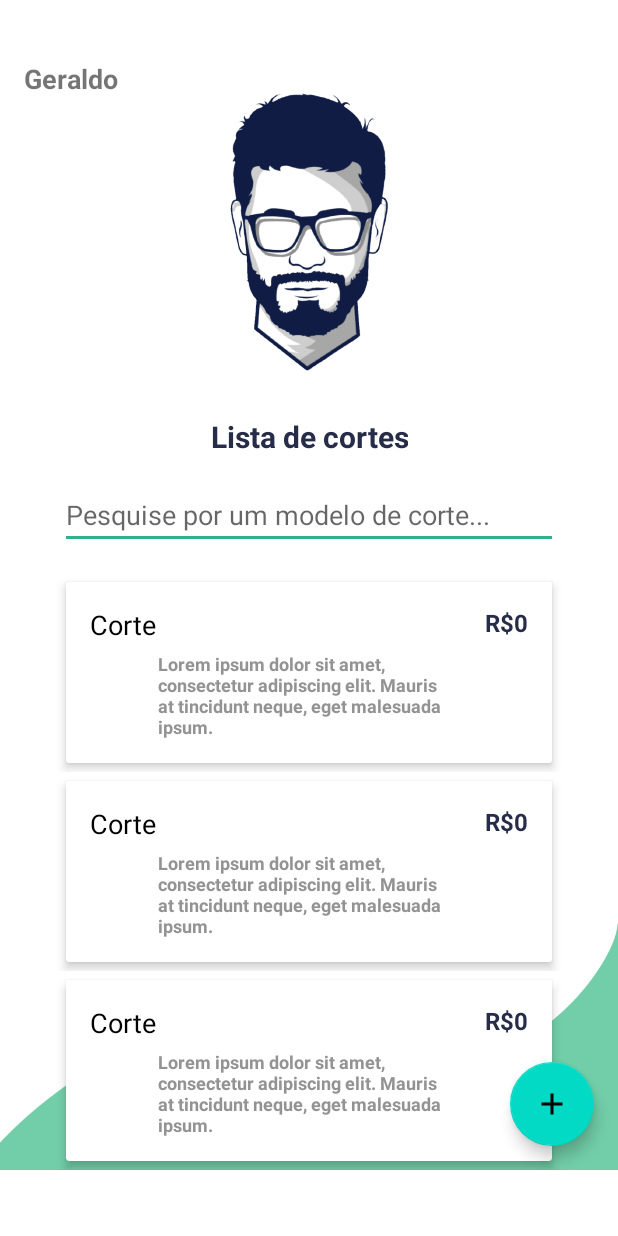
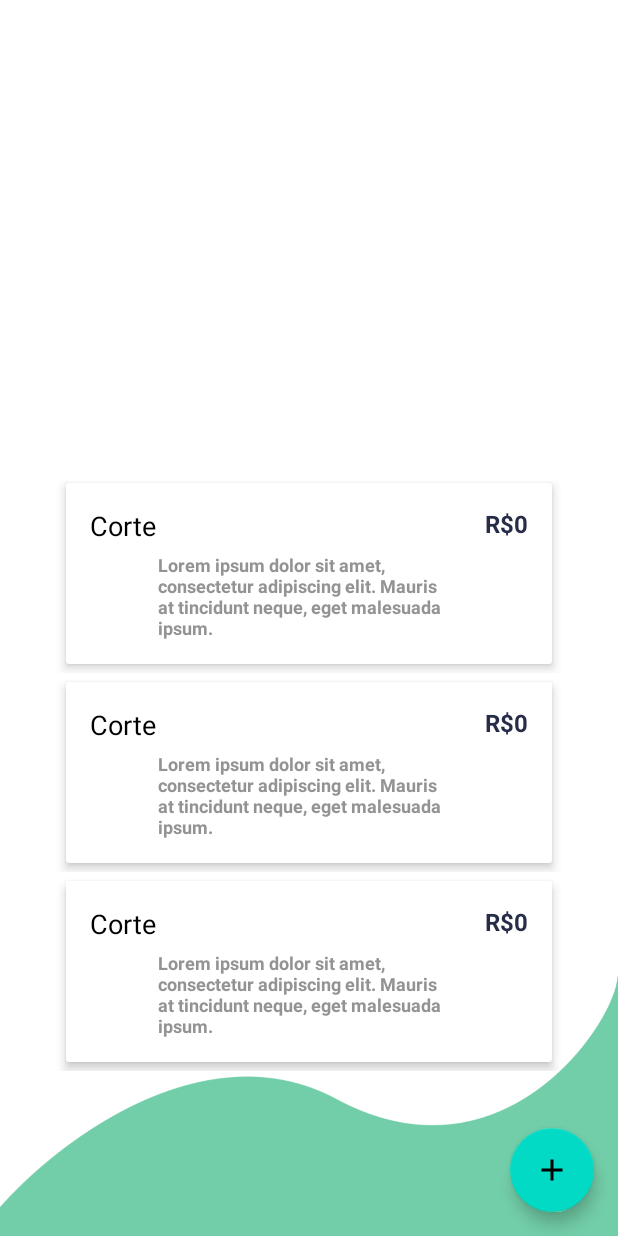
Before and after one commit to geraldoneto771/Aplicativo-Barbearia-Kotlin, an Android app: the layout fragment_list_cortes.xml on its own in the app's theme, with its tools: preview values and no code run, on a phone screen of 412 x 824 dp. Run offline under Robolectric (Android 15) with nearby library versions, the phone set to English and light mode, and no system bars.

Commit message:
"Lista corrigida"

```diff
--- a/app/src/main/res/layout/fragment_list_cortes.xml
+++ b/app/src/main/res/layout/fragment_list_cortes.xml
@@ -6,70 +6,27 @@
     <data class="ListCorteUI"/>
 
 <androidx.constraintlayout.widget.ConstraintLayout
+    android:id="@+id/constraint"
     android:layout_width="match_parent"
-    android:layout_height="wrap_content"
+    android:layout_height="match_parent"
     android:background="@drawable/brackground_01">
-
-
-    <TextView
-        android:id="@+id/text_admin"
-        android:layout_width="match_parent"
-        android:layout_height="match_parent"
-        android:text="Geraldo"
-        android:textSize="18sp"
-        android:textStyle="bold"
-        app:layout_constraintTop_toTopOf="parent"
-        app:layout_constraintStart_toStartOf="parent"
-        android:layout_marginStart="16dp"
-        android:layout_marginTop="40dp"/>
-
-    <ImageView
-        android:id="@+id/logo"
-        android:layout_width="177dp"
-        android:layout_height="245dp"
-        android:layout_marginTop="32dp"
-        android:src="@drawable/logo"
-        app:layout_constraintEnd_toEndOf="parent"
-        app:layout_constraintStart_toStartOf="parent"
-        app:layout_constraintTop_toTopOf="parent" />
-    <TextView
-        android:id="@+id/text_intro_melhor"
-        android:layout_width="wrap_content"
-        android:layout_height="wrap_content"
-        android:paddingHorizontal="80dp"
-        android:text="Lista de cortes"
-        android:textAlignment="center"
-        android:textColor="@color/purple_700"
-        android:textSize="20sp"
-        android:textStyle="bold"
-        app:layout_constraintEnd_toEndOf="parent"
-        app:layout_constraintStart_toStartOf="parent"
-        app:layout_constraintTop_toBottomOf="@+id/logo" />
-
-    <EditText
-        android:id="@+id/search"
-        android:layout_width="match_parent"
-        android:layout_height="wrap_content"
-        android:layout_marginHorizontal="40dp"
-        android:layout_marginTop="16dp"
-        android:hint="Pesquise por um modelo de corte..."
-        app:layout_constraintEnd_toEndOf="parent"
-        app:layout_constraintStart_toStartOf="parent"
-        app:layout_constraintTop_toBottomOf="@+id/text_intro_melhor"/>
 
     <LinearLayout
         android:id="@+id/linear_layout_lista_cortes"
         android:layout_width="match_parent"
-        android:layout_height="wrap_content"
+        android:layout_height="match_parent"
         android:orientation="vertical"
-        app:layout_constraintTop_toBottomOf="@+id/search">
+        android:layout_marginTop="300dp"
+        app:layout_constraintStart_toStartOf="parent"
+        app:layout_constraintEnd_toEndOf="parent">
+
 
         <androidx.recyclerview.widget.RecyclerView
             android:id="@+id/recycler_view"
             android:layout_width="match_parent"
             android:layout_height="match_parent"
             android:layout_marginTop="16dp"
-            tools:listitem="@layout/item_corte"/>
+            tools:listitem="@layout/item_corte" />
 
     </LinearLayout>
     <com.google.android.material.floatingactionbutton.FloatingActionButton
```
